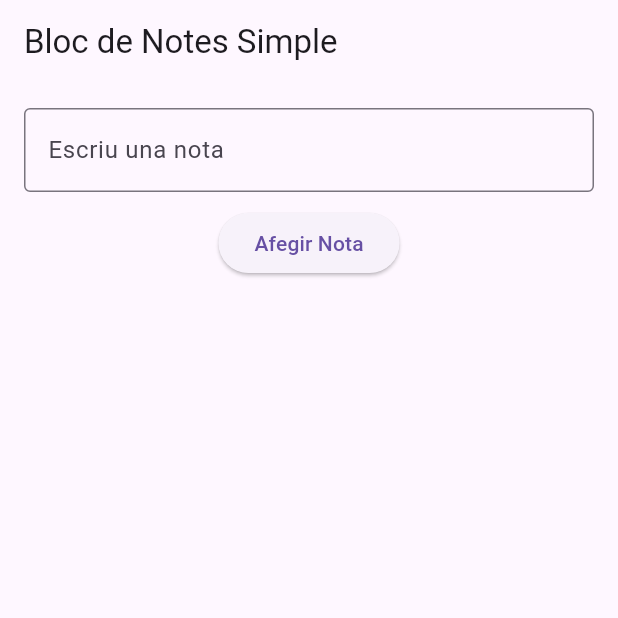
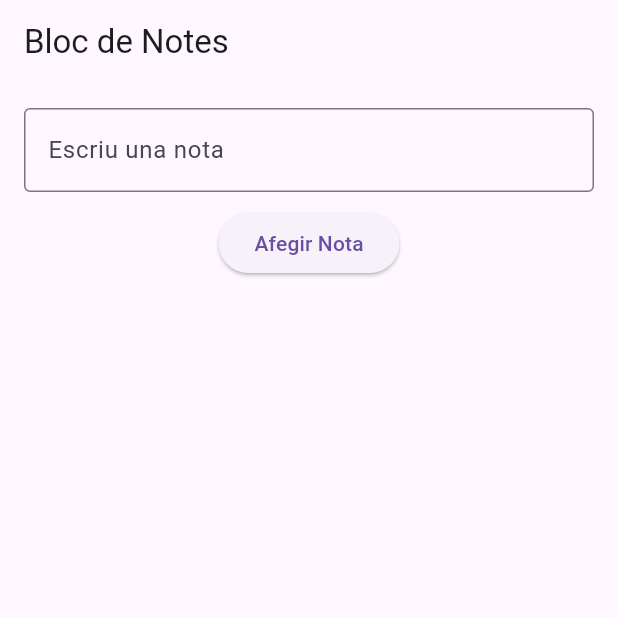
Before and after one commit to Marionaaa22/Bloc-notas-Flutter, a Flutter app: the screen it shows after launch, on a phone screen of 412 x 824 dp, the top half of it. Run offline on Flutter 3.47's test engine with Material 3 defaults, Android fonts, the phone set to English and light mode, and no system bars.

Commit message:
retocar main

```diff
--- a/lib/main.dart
+++ b/lib/main.dart
@@ -45,7 +45,7 @@ class _NotesScreenState extends State<NotesScreen> {
   @override
   Widget build(BuildContext context) {
     return Scaffold(
-      appBar: AppBar(title: Text('Bloc de Notes Simple')),
+      appBar: AppBar(title: Text('Bloc de Notes ')),
       body: Padding(
         padding: const EdgeInsets.all(16.0),
         child: Column(
@@ -70,7 +70,7 @@ class _NotesScreenState extends State<NotesScreen> {
                   return ListTile(
                     title: Text(_notes[index]),
                     trailing: IconButton(
-                      icon: Icon(Icons.delete, color: Colors.red),
+                      icon: Icon(Icons.delete, color: const Color.fromARGB(255, 54, 244, 86)),
                       onPressed: () => _removeNote(index),
                     ),
                   );
```
